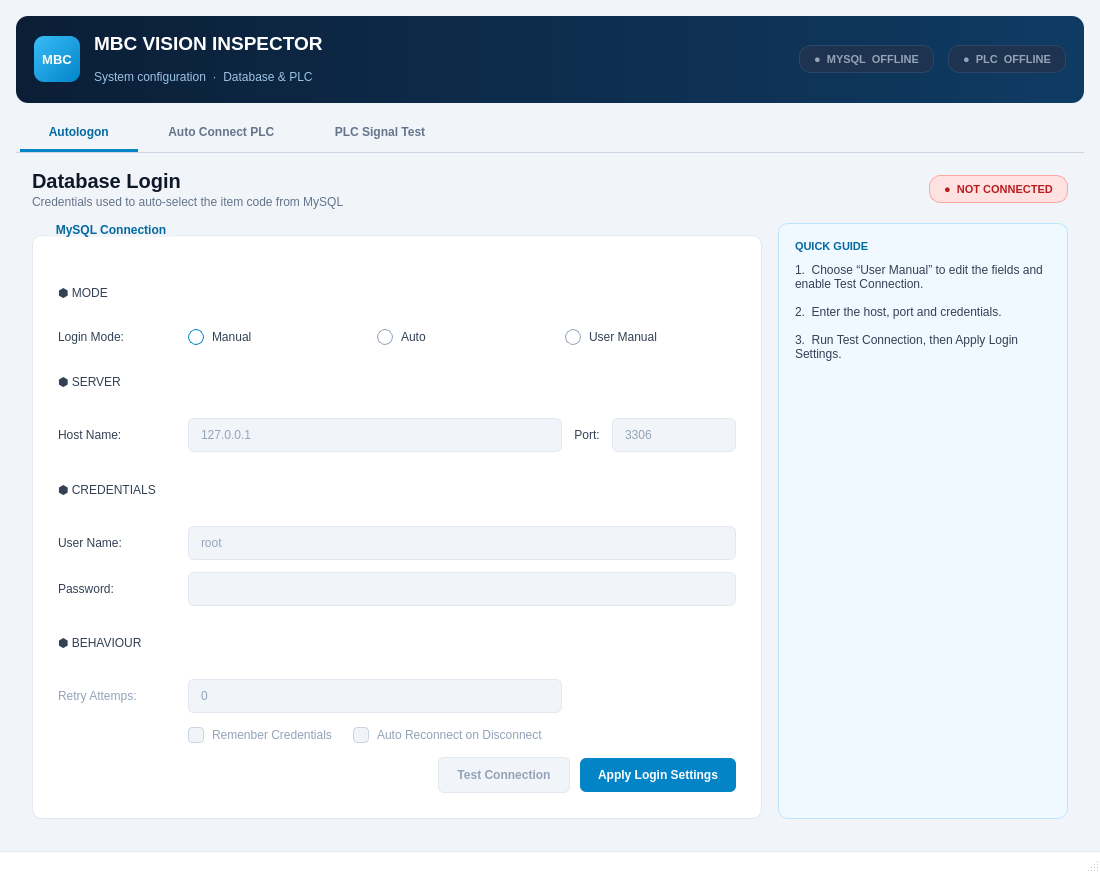
Old version of the form module_5/auto_init_.ui in the repository hodat2608/internal.project.
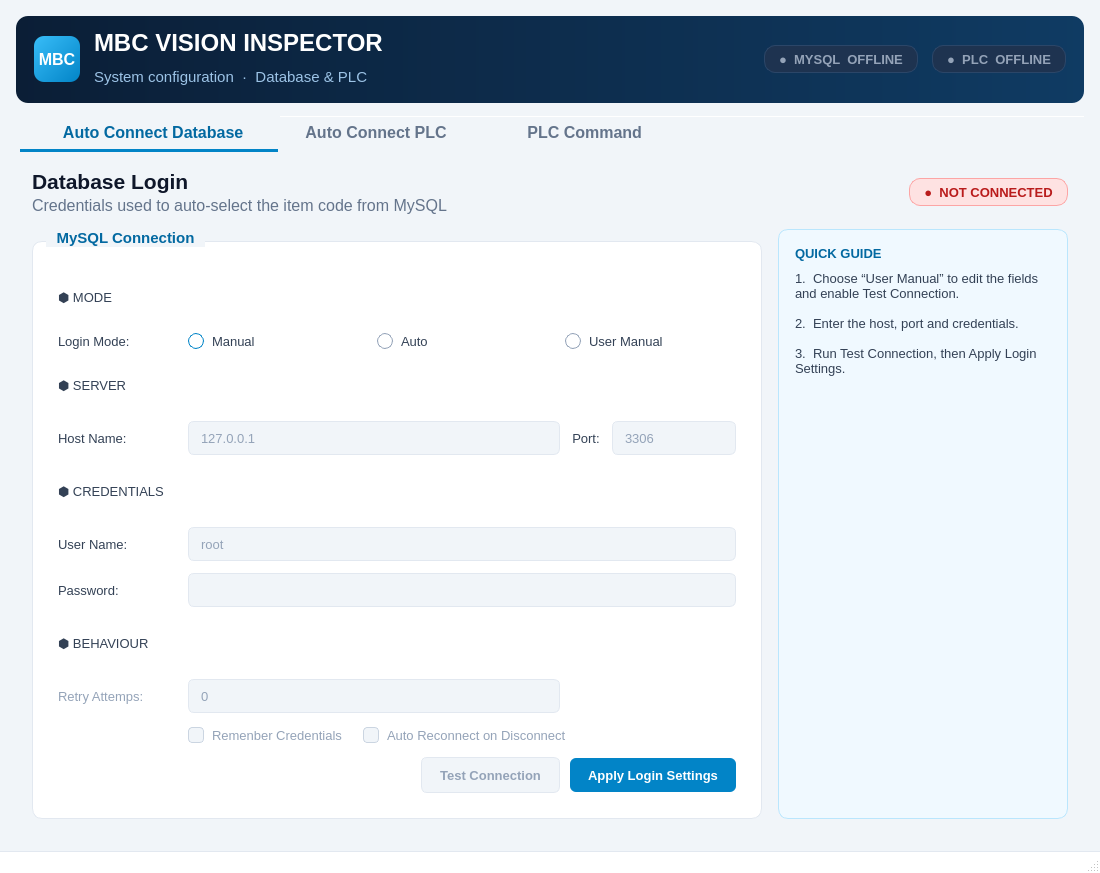
New version of the form. Icons and pictures are not drawn.

```diff
--- a/module_5/auto_init_.ui
+++ b/module_5/auto_init_.ui
@@ -27,13 +27,13 @@
 }
 QLabel#label_app_logo {
     background: qlineargradient(x1:0, y1:0, x2:1, y2:1, stop:0 #38BDF8, stop:1 #0284C7);
-    color: #FFFFFF; border-radius: 10px; font-size: 10pt; font-weight: 800;
+    color: #FFFFFF; border-radius: 10px; font-size: 12pt; font-weight: 800;
 }
-QLabel#label_app_title { color: #FFFFFF; font-size: 14pt; font-weight: 700; background: transparent; }
-QLabel#label_app_subtitle { color: #9CC3E6; font-size: 9pt; background: transparent; }
+QLabel#label_app_title { color: #FFFFFF; font-size: 18pt; font-weight: 700; background: transparent; }
+QLabel#label_app_subtitle { color: #9CC3E6; font-size: 11pt; background: transparent; }
 QLabel#label_status_mysql, QLabel#label_status_plc {
     background-color: #1E3350; color: #94A3B8; border: 1px solid #2B4668;
-    border-radius: 11px; padding: 3px 14px; font-size: 8pt; font-weight: 700;
+    border-radius: 11px; padding: 3px 14px; font-size: 10pt; font-weight: 700;
 }
 QLabel#label_status_mysql[state=&quot;online&quot;], QLabel#label_status_plc[state=&quot;online&quot;] {
     background-color: #0B3D31; color: #6EE7B7; border: 1px solid #0F766E;
@@ -45,7 +45,7 @@
 QTabBar { background: transparent; }
 QTabBar::tab {
     background: transparent; color: #64748B; padding: 10px 22px; margin-right: 2px;
-    border: none; border-bottom: 3px solid transparent; font-size: 9pt; font-weight: 600;
+    border: none; border-bottom: 3px solid transparent; font-size: 12pt; font-weight: 600;
 }
 QTabBar::tab:hover { color: #0F172A; }
 QTabBar::tab:selected { color: #0369A1; border-bottom: 3px solid #0284C7; }
@@ -54,20 +54,20 @@
 QStatusBar { background-color: #FFFFFF; border-top: 1px solid #E2E8F0; color: #64748B; }
 
 /* ---------- page header ---------- */
-QLabel { color: #334155; font-size: 9pt; font-weight: 400; background: transparent; }
+QLabel { color: #334155; font-size: 10pt; font-weight: 400; background: transparent; }
 QLabel:disabled { color: #94A3B8; }
 QLabel#label_page_title_mysql, QLabel#label_page_title_plc, QLabel#label_plc_test_title {
-    color: #0F172A; font-size: 15pt; font-weight: 700;
+    color: #0F172A; font-size: 16pt; font-weight: 700;
 }
 QLabel#label_page_sub_mysql, QLabel#label_page_sub_plc, QLabel#label_plc_test_subtitle {
-    color: #64748B; font-size: 9pt;
+    color: #64748B; font-size: 12pt;
 }
-QLabel#label_plc_conn_target { color: #64748B; font-size: 8pt; }
+QLabel#label_plc_conn_target { color: #64748B; font-size: 10pt; }
 QFrame#frame_plc_test_header { background: transparent; border: none; }
 
 QLabel#label_mysql_state, QLabel#label_plc_state, QLabel#label_plc_conn_status {
     background-color: #FEE2E2; color: #B91C1C; border: 1px solid #FCA5A5;
-    border-radius: 11px; padding: 3px 14px; font-size: 8pt; font-weight: 700;
+    border-radius: 11px; padding: 3px 14px; font-size: 10pt; font-weight: 700;
 }
 QLabel#label_mysql_state[state=&quot;connected&quot;], QLabel#label_plc_state[state=&quot;connected&quot;],
 QLabel#label_plc_conn_status[state=&quot;connected&quot;] {
@@ -78,27 +78,27 @@
 QGroupBox {
     background-color: #FFFFFF; border: 1px solid #E2E8F0; border-radius: 10px;
     margin-top: 12px; padding: 22px 16px 16px 16px;
-    font-size: 9pt; font-weight: 700; color: #0F172A;
+    font-size: 11pt; font-weight: 700; color: #0F172A;
 }
 QGroupBox::title {
     subcontrol-origin: margin; subcontrol-position: top left;
     left: 14px; padding: 0px 8px; color: #0369A1; background-color: #F1F5F9;
 }
 QGroupBox:disabled { color: #94A3B8; }
-QLabel[role=&quot;section&quot;] { color: #0369A1; font-size: 8pt; font-weight: 700; padding-top: 6px; }
+QLabel[role=&quot;section&quot;] { color: #0369A1; font-size: 10pt; font-weight: 700; padding-top: 6px; }
 QLabel[role=&quot;section&quot;]:disabled { color: #94A3B8; }
 
 /* side &quot;quick guide&quot; panels */
 QFrame#frame_2, QFrame#frame {
     background-color: #F0F9FF; border: 1px solid #BAE6FD; border-radius: 10px;
 }
-QLabel#label_mysql_guide_title, QLabel#label_plc_guide_title { color: #0369A1; font-size: 8pt; font-weight: 700; }
-QLabel#label_mysql_guide_body, QLabel#label_plc_guide_body { color: #334155; font-size: 9pt; }
+QLabel#label_mysql_guide_title, QLabel#label_plc_guide_title { color: #0369A1; font-size: 10pt; font-weight: 700; }
+QLabel#label_mysql_guide_body, QLabel#label_plc_guide_body { color: #334155; font-size: 10pt; }
 
 /* ---------- inputs ---------- */
 QLineEdit, QComboBox, QSpinBox {
     background-color: #FFFFFF; border: 1px solid #CBD5E1; border-radius: 6px;
-    padding: 5px 10px; min-height: 22px; color: #0F172A; font-size: 9pt; font-weight: 400;
+    padding: 5px 10px; min-height: 22px; color: #0F172A; font-size: 10pt; font-weight: 400;
     selection-background-color: #0284C7; selection-color: #FFFFFF;
 }
 QLineEdit:hover, QComboBox:hover, QSpinBox:hover { border: 1px solid #94A3B8; }
@@ -109,7 +109,7 @@
     selection-background-color: #E0F2FE; selection-color: #0369A1; outline: none;
 }
 
-QCheckBox, QRadioButton { color: #334155; font-size: 9pt; font-weight: 400; spacing: 8px; background: transparent; }
+QCheckBox, QRadioButton { color: #334155; font-size: 10pt; font-weight: 400; spacing: 8px; background: transparent; }
 QCheckBox:disabled, QRadioButton:disabled { color: #94A3B8; }
 QCheckBox::indicator { width: 14px; height: 14px; border: 1px solid #94A3B8; border-radius: 4px; background-color: #FFFFFF; }
 QCheckBox::indicator:hover { border: 1px solid #0284C7; }
@@ -127,7 +127,7 @@
 /* ---------- buttons ---------- */
 QPushButton {
     background-color: #FFFFFF; color: #334155; border: 1px solid #CBD5E1; border-radius: 6px;
-    padding: 7px 18px; min-height: 20px; font-size: 9pt; font-weight: 600;
+    padding: 7px 18px; min-height: 20px; font-size: 10pt; font-weight: 600;
 }
 QPushButton:hover { background-color: #F1F5F9; border: 1px solid #94A3B8; }
 QPushButton:pressed { background-color: #E2E8F0; }
@@ -156,6 +156,16 @@
 QPushButton#pushButton_test_connection:disabled, QPushButton#pushButton_test_connection_3:disabled {
     color: #94A3B8; border: 1px solid #E2E8F0; background-color: #F1F5F9;
 }
+
+QPushButton#network_setting_advanced, QPushButton#network_setting_advanced {
+    color: #0369A1; border: 1px solid #7DD3FC; background-color: #F0F9FF;
+}
+QPushButton#network_setting_advanced:hover, QPushButton#network_setting_advanced:hover { background-color: #E0F2FE; }
+QPushButton#network_setting_advanced:disabled, QPushButton#network_setting_advanced:disabled {
+    color: #94A3B8; border: 1px solid #E2E8F0; background-color: #F1F5F9;
+}
+
+
 QPushButton#pushButton_disconnect_mysql { color: #B91C1C; border: 1px solid #FCA5A5; background-color: #FEF2F2; }
 QPushButton#pushButton_disconnect_mysql:hover { background-color: #FEE2E2; }
 QPushButton#pushButton_disconnect_mysql:disabled { color: #94A3B8; border: 1px solid #E2E8F0; background-color: #F1F5F9; }
@@ -171,7 +181,7 @@
 
 QLabel#label_read_status, QLabel#label_write_result {
     background-color: #F1F5F9; color: #64748B; border: 1px solid #E2E8F0;
-    border-radius: 6px; padding: 7px 12px; font-size: 9pt; font-weight: 700;
+    border-radius: 6px; padding: 7px 12px; font-size: 10pt; font-weight: 700;
 }
 QLabel#label_read_status[state=&quot;ok&quot;], QLabel#label_write_result[state=&quot;ok&quot;] {
     background-color: #DCFCE7; color: #15803D; border: 1px solid #86EFAC;
@@ -187,7 +197,7 @@
 QTextEdit#textEdit_plc_log {
     background-color: #0F172A; color: #CBD5E1; border: 1px solid #1E293B; border-radius: 8px;
     padding: 6px; selection-background-color: #0284C7;
-    font-family: &quot;Consolas&quot;, &quot;Cascadia Mono&quot;, &quot;Courier New&quot;, monospace; font-size: 9pt;
+    font-family: &quot;Consolas&quot;, &quot;Cascadia Mono&quot;, &quot;Courier New&quot;, monospace; font-size: 10pt;
 }
 </string>
   </property>
@@ -365,9 +375,24 @@
         <height>16</height>
        </size>
       </property>
+      <property name="elideMode">
+       <enum>Qt::ElideLeft</enum>
+      </property>
+      <property name="documentMode">
+       <bool>true</bool>
+      </property>
+      <property name="tabsClosable">
+       <bool>false</bool>
+      </property>
+      <property name="movable">
+       <bool>true</bool>
+      </property>
+      <property name="tabBarAutoHide">
+       <bool>false</bool>
+      </property>
       <widget class="QWidget" name="tab">
        <attribute name="title">
-        <string>   Autologon   </string>
+        <string>              Auto Connect Database            </string>
        </attribute>
        <layout class="QGridLayout" name="gridLayout_3" columnstretch="1,0">
         <property name="leftMargin">
@@ -402,7 +427,7 @@
              <property name="font">
               <font>
                <family>Segoe UI</family>
-               <pointsize>8</pointsize>
+               <pointsize>10</pointsize>
                <weight>87</weight>
                <bold>true</bold>
               </font>
@@ -482,7 +507,7 @@
              <property name="font">
               <font>
                <family>Segoe UI</family>
-               <pointsize>8</pointsize>
+               <pointsize>10</pointsize>
                <weight>87</weight>
                <bold>true</bold>
               </font>
@@ -543,7 +568,7 @@
              <property name="font">
               <font>
                <family>Segoe UI</family>
-               <pointsize>8</pointsize>
+               <pointsize>10</pointsize>
                <weight>87</weight>
                <bold>true</bold>
               </font>
@@ -610,7 +635,7 @@
              <property name="font">
               <font>
                <family>Segoe UI</family>
-               <pointsize>8</pointsize>
+               <pointsize>10</pointsize>
                <weight>87</weight>
                <bold>true</bold>
               </font>
@@ -883,7 +908,7 @@
       </widget>
       <widget class="QWidget" name="tab_2">
        <attribute name="title">
-        <string>   Auto Connect PLC   </string>
+        <string>        Auto Connect PLC           </string>
        </attribute>
        <layout class="QGridLayout" name="gridLayout_4" columnstretch="1,0">
         <property name="leftMargin">
@@ -1471,7 +1496,7 @@
       </widget>
       <widget class="QWidget" name="tab_3">
        <attribute name="title">
-        <string>   PLC Signal Test   </string>
+        <string>           PLC Command                 </string>
        </attribute>
        <layout class="QVBoxLayout" name="verticalLayout_plc_test">
         <property name="spacing">
```
Left out of the diff: 10 changed lines with no effect on the pictures.
